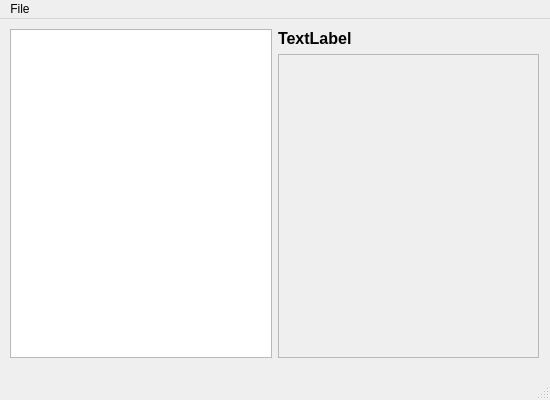
This is native/src/ReachVariantTool/ReachVariantTool.ui in DavidJCobb/ReachVariantEditor as Qt 5 draws it before an edit. The edited form follows.
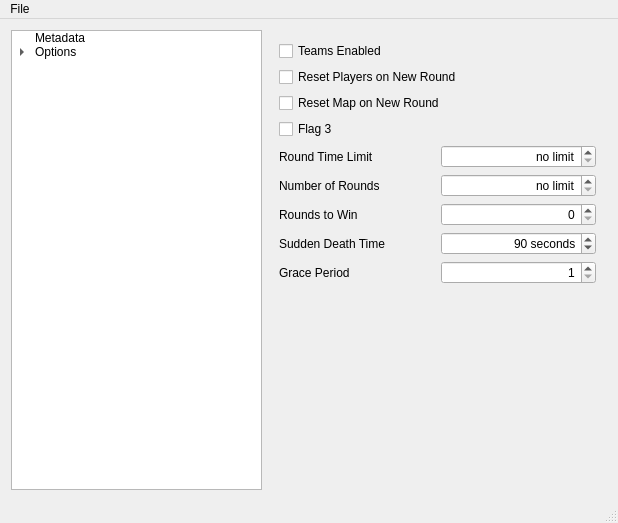
This is the edited form.

Commit message: Main window: fixed alignment; started treeview, options

```diff
--- a/native/src/ReachVariantTool/ReachVariantTool.ui
+++ b/native/src/ReachVariantTool/ReachVariantTool.ui
@@ -6,79 +6,355 @@
    <rect>
     <x>0</x>
     <y>0</y>
-    <width>550</width>
-    <height>400</height>
+    <width>618</width>
+    <height>523</height>
    </rect>
   </property>
   <property name="windowTitle">
    <string>ReachVariantTool</string>
   </property>
   <widget class="QWidget" name="centralWidget">
-   <widget class="QWidget" name="horizontalLayoutWidget">
-    <property name="geometry">
-     <rect>
-      <x>-1</x>
-      <y>-1</y>
-      <width>551</width>
-      <height>351</height>
-     </rect>
-    </property>
-    <layout class="QHBoxLayout" name="horizontalLayout">
-     <item>
-      <widget class="QTreeView" name="MainTreeview">
-       <property name="sizePolicy">
-        <sizepolicy hsizetype="MinimumExpanding" vsizetype="Expanding">
-         <horstretch>0</horstretch>
-         <verstretch>0</verstretch>
-        </sizepolicy>
+   <layout class="QHBoxLayout" name="horizontalLayout_2">
+    <item>
+     <widget class="QTreeWidget" name="MainTreeview">
+      <property name="editTriggers">
+       <set>QAbstractItemView::NoEditTriggers</set>
+      </property>
+      <property name="showDropIndicator" stdset="0">
+       <bool>false</bool>
+      </property>
+      <property name="alternatingRowColors">
+       <bool>false</bool>
+      </property>
+      <attribute name="headerVisible">
+       <bool>false</bool>
+      </attribute>
+      <column>
+       <property name="text">
+        <string>Navigation</string>
        </property>
-      </widget>
-     </item>
-     <item>
-      <layout class="QVBoxLayout" name="verticalLayout">
+       <property name="font">
+        <font>
+         <weight>75</weight>
+         <bold>true</bold>
+        </font>
+       </property>
+      </column>
+      <item>
+       <property name="text">
+        <string comment="MainTreeview" extracomment="metadata">Metadata</string>
+       </property>
+       <property name="flags">
+        <set>ItemIsSelectable|ItemIsEnabled</set>
+       </property>
+      </item>
+      <item>
+       <property name="text">
+        <string comment="MainTreeview">Options</string>
+       </property>
+       <property name="flags">
+        <set>ItemIsSelectable|ItemIsEnabled</set>
+       </property>
        <item>
-        <widget class="QLabel" name="MainPaneLabel">
-         <property name="font">
-          <font>
-           <family>Segoe UI</family>
-           <pointsize>12</pointsize>
-           <weight>75</weight>
-           <bold>true</bold>
-          </font>
-         </property>
-         <property name="text">
-          <string>TextLabel</string>
-         </property>
-        </widget>
+        <property name="text">
+         <string comment="MainTreeview" extracomment="options-general">General Settings</string>
+        </property>
+        <property name="flags">
+         <set>ItemIsSelectable|ItemIsEnabled</set>
+        </property>
        </item>
        <item>
-        <widget class="QScrollArea" name="scrollArea">
-         <property name="widgetResizable">
-          <bool>true</bool>
-         </property>
-         <widget class="QWidget" name="scrollAreaWidgetContents">
-          <property name="geometry">
-           <rect>
-            <x>0</x>
-            <y>0</y>
-            <width>267</width>
-            <height>318</height>
-           </rect>
+        <property name="text">
+         <string comment="MainTreeview" extracomment="options-respawn">Respawn Settings</string>
+        </property>
+        <property name="flags">
+         <set>ItemIsSelectable|ItemIsEnabled</set>
+        </property>
+       </item>
+       <item>
+        <property name="text">
+         <string comment="MainTreeview" extracomment="options-social">Social Settings</string>
+        </property>
+        <property name="flags">
+         <set>ItemIsSelectable|ItemIsEnabled</set>
+        </property>
+       </item>
+       <item>
+        <property name="text">
+         <string comment="MainTreeview" extracomment="options-map">Map and Powerups</string>
+        </property>
+        <property name="flags">
+         <set>ItemIsSelectable|ItemIsEnabled</set>
+        </property>
+       </item>
+       <item>
+        <property name="text">
+         <string comment="MainTreeview" extracomment="options-team">Team Options</string>
+        </property>
+        <property name="flags">
+         <set>ItemIsSelectable|ItemIsEnabled</set>
+        </property>
+       </item>
+       <item>
+        <property name="text">
+         <string comment="MainTreeview" extracomment="options-loadout">Loadout Options</string>
+        </property>
+        <property name="flags">
+         <set>ItemIsSelectable|ItemIsEnabled</set>
+        </property>
+       </item>
+       <item>
+        <property name="text">
+         <string comment="MainTreeview" extracomment="options-script">Script-Specific Options</string>
+        </property>
+        <property name="flags">
+         <set>ItemIsSelectable|ItemIsEnabled</set>
+        </property>
+       </item>
+      </item>
+     </widget>
+    </item>
+    <item>
+     <widget class="QStackedWidget" name="MainContentView">
+      <property name="currentIndex">
+       <number>1</number>
+      </property>
+      <widget class="QWidget" name="PageGameVariantHeader">
+       <layout class="QGridLayout" name="gridLayout">
+        <item row="1" column="0">
+         <widget class="QLabel" name="label_2">
+          <property name="text">
+           <string>Description</string>
           </property>
          </widget>
-        </widget>
-       </item>
-      </layout>
-     </item>
-    </layout>
-   </widget>
+        </item>
+        <item row="2" column="0">
+         <widget class="QLabel" name="label_4">
+          <property name="text">
+           <string>Author</string>
+          </property>
+         </widget>
+        </item>
+        <item row="0" column="0">
+         <widget class="QLabel" name="label">
+          <property name="text">
+           <string>Name</string>
+          </property>
+         </widget>
+        </item>
+        <item row="1" column="1">
+         <widget class="QPlainTextEdit" name="headerDesc"/>
+        </item>
+        <item row="0" column="1">
+         <widget class="QLineEdit" name="headerName">
+          <property name="maxLength">
+           <number>127</number>
+          </property>
+         </widget>
+        </item>
+        <item row="2" column="1">
+         <widget class="QLineEdit" name="authorGamertag">
+          <property name="maxLength">
+           <number>15</number>
+          </property>
+          <property name="placeholderText">
+           <string>Gamertag</string>
+          </property>
+         </widget>
+        </item>
+        <item row="3" column="1">
+         <widget class="QLineEdit" name="editorGamertag">
+          <property name="maxLength">
+           <number>15</number>
+          </property>
+          <property name="placeholderText">
+           <string>Gamertag</string>
+          </property>
+         </widget>
+        </item>
+        <item row="3" column="0">
+         <widget class="QLabel" name="label_3">
+          <property name="text">
+           <string>Editor</string>
+          </property>
+         </widget>
+        </item>
+        <item row="4" column="0" colspan="2">
+         <spacer name="verticalSpacer">
+          <property name="orientation">
+           <enum>Qt::Vertical</enum>
+          </property>
+          <property name="sizeType">
+           <enum>QSizePolicy::Expanding</enum>
+          </property>
+          <property name="sizeHint" stdset="0">
+           <size>
+            <width>20</width>
+            <height>0</height>
+           </size>
+          </property>
+         </spacer>
+        </item>
+       </layout>
+      </widget>
+      <widget class="QWidget" name="PageOptionsGeneral">
+       <layout class="QGridLayout" name="gridLayout_2">
+        <item row="4" column="1">
+         <widget class="QSpinBox" name="optionsGeneralRoundTimeLimit">
+          <property name="alignment">
+           <set>Qt::AlignRight|Qt::AlignTrailing|Qt::AlignVCenter</set>
+          </property>
+          <property name="specialValueText">
+           <string>no limit</string>
+          </property>
+          <property name="suffix">
+           <string> min</string>
+          </property>
+          <property name="maximum">
+           <number>255</number>
+          </property>
+         </widget>
+        </item>
+        <item row="7" column="1">
+         <widget class="QSpinBox" name="optionsGeneralSuddenDeathTime">
+          <property name="alignment">
+           <set>Qt::AlignRight|Qt::AlignTrailing|Qt::AlignVCenter</set>
+          </property>
+          <property name="suffix">
+           <string> seconds</string>
+          </property>
+          <property name="maximum">
+           <number>127</number>
+          </property>
+          <property name="value">
+           <number>90</number>
+          </property>
+         </widget>
+        </item>
+        <item row="4" column="0">
+         <widget class="QLabel" name="label_5">
+          <property name="text">
+           <string>Round Time Limit</string>
+          </property>
+         </widget>
+        </item>
+        <item row="3" column="0" colspan="2">
+         <widget class="QCheckBox" name="optionsGeneralFlag3">
+          <property name="text">
+           <string>Flag 3</string>
+          </property>
+         </widget>
+        </item>
+        <item row="1" column="0" colspan="2">
+         <widget class="QCheckBox" name="optionsGeneralNewRoundResetsPlayers">
+          <property name="text">
+           <string>Reset Players on New Round</string>
+          </property>
+         </widget>
+        </item>
+        <item row="5" column="0">
+         <widget class="QLabel" name="label_6">
+          <property name="text">
+           <string>Number of Rounds</string>
+          </property>
+         </widget>
+        </item>
+        <item row="5" column="1">
+         <widget class="QSpinBox" name="optionsGeneralRoundLimit">
+          <property name="alignment">
+           <set>Qt::AlignRight|Qt::AlignTrailing|Qt::AlignVCenter</set>
+          </property>
+          <property name="specialValueText">
+           <string>no limit</string>
+          </property>
+          <property name="maximum">
+           <number>31</number>
+          </property>
+         </widget>
+        </item>
+        <item row="6" column="0">
+         <widget class="QLabel" name="label_7">
+          <property name="text">
+           <string>Rounds to Win</string>
+          </property>
+         </widget>
+        </item>
+        <item row="0" column="0" colspan="2">
+         <widget class="QCheckBox" name="optionsGeneralTeamsEnabled">
+          <property name="text">
+           <string>Teams Enabled</string>
+          </property>
+         </widget>
+        </item>
+        <item row="2" column="0" colspan="2">
+         <widget class="QCheckBox" name="optionsGeneralNewRoundResetsMap">
+          <property name="text">
+           <string>Reset Map on New Round</string>
+          </property>
+         </widget>
+        </item>
+        <item row="6" column="1">
+         <widget class="QSpinBox" name="optionsGeneralRoundsToWin">
+          <property name="alignment">
+           <set>Qt::AlignRight|Qt::AlignTrailing|Qt::AlignVCenter</set>
+          </property>
+          <property name="maximum">
+           <number>15</number>
+          </property>
+         </widget>
+        </item>
+        <item row="7" column="0">
+         <widget class="QLabel" name="label_8">
+          <property name="text">
+           <string>Sudden Death Time</string>
+          </property>
+         </widget>
+        </item>
+        <item row="8" column="0">
+         <widget class="QLabel" name="label_9">
+          <property name="text">
+           <string>Grace Period</string>
+          </property>
+         </widget>
+        </item>
+        <item row="8" column="1">
+         <widget class="QSpinBox" name="optionsGeneralGracePeriod">
+          <property name="alignment">
+           <set>Qt::AlignRight|Qt::AlignTrailing|Qt::AlignVCenter</set>
+          </property>
+          <property name="minimum">
+           <number>1</number>
+          </property>
+          <property name="maximum">
+           <number>31</number>
+          </property>
+         </widget>
+        </item>
+        <item row="9" column="0" colspan="2">
+         <spacer name="verticalSpacer_2">
+          <property name="orientation">
+           <enum>Qt::Vertical</enum>
+          </property>
+          <property name="sizeHint" stdset="0">
+           <size>
+            <width>20</width>
+            <height>40</height>
+           </size>
+          </property>
+         </spacer>
+        </item>
+       </layout>
+      </widget>
+     </widget>
+    </item>
+   </layout>
   </widget>
   <widget class="QMenuBar" name="menuBar">
    <property name="geometry">
     <rect>
      <x>0</x>
      <y>0</y>
-     <width>550</width>
+     <width>618</width>
      <height>21</height>
     </rect>
    </property>
```
Left out of the diff: 8 changed lines with no effect on the pictures. The commit also changes 3 other files.
